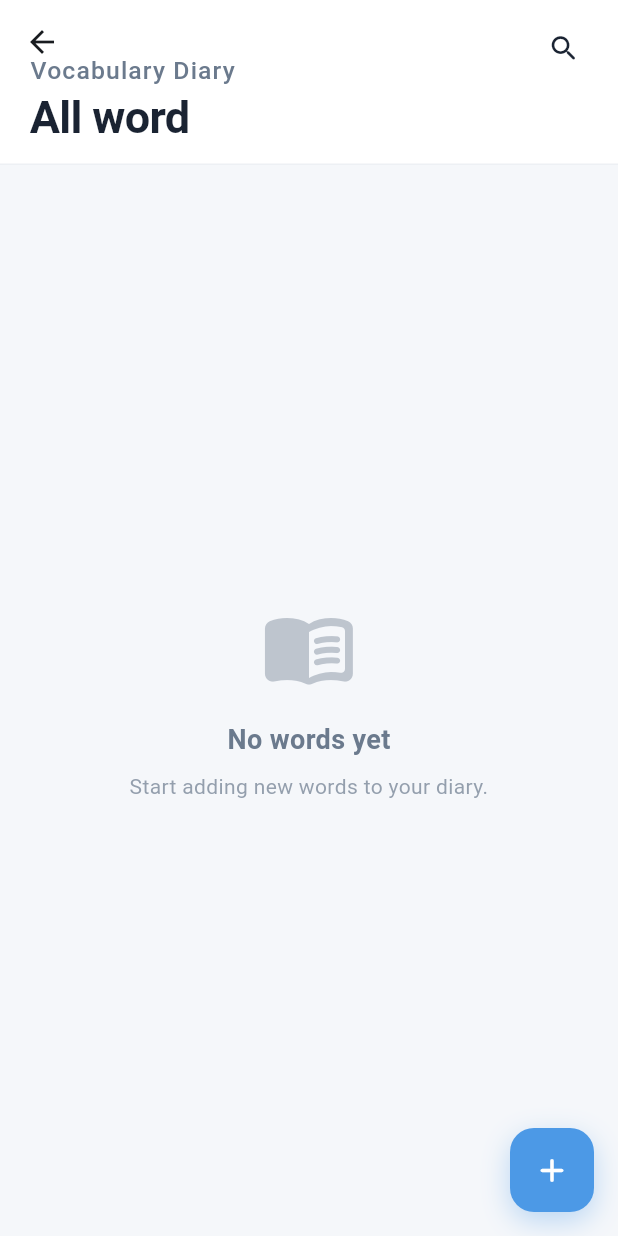
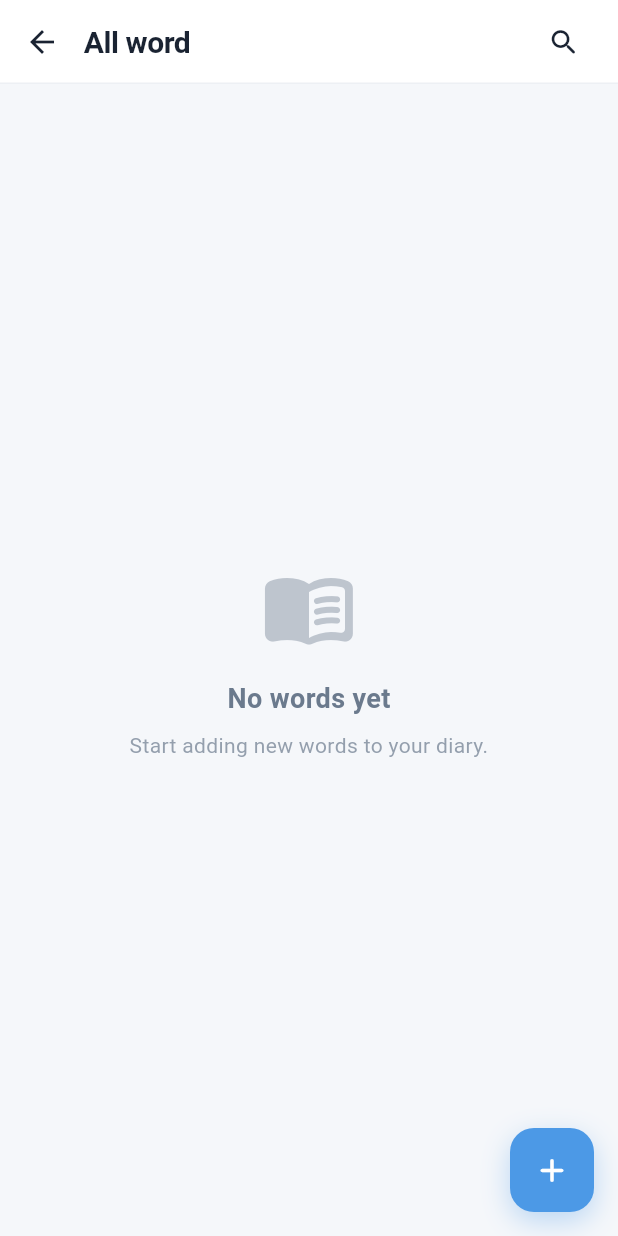
Before and after one commit to Chinorra/diary_dictionary, a Flutter app: the screen it shows after launch, after a tap on "ALL WORDS", on a phone screen of 412 x 824 dp. Run offline on Flutter 3.47's test engine with Material 3 defaults, Android fonts, the phone set to English and light mode, and no system bars; our stand-ins replace bloc, dio, drift, equatable, flutter_bloc; accounts and stored records are empty; generated files the repository leaves out were written again; Roboto replaces fonts that are missing (Lexend).

Commit message:
update title

```diff
--- a/lib/feature/add_word/add_word_screen.dart
+++ b/lib/feature/add_word/add_word_screen.dart
@@ -104,15 +104,17 @@ class _AddWordViewState extends State<_AddWordView> {
             elevation: 0,
             surfaceTintColor: kSurface,
             iconTheme: const IconThemeData(color: kTextPrimary),
+            titleSpacing: 0,
             title: const Text(
               'Add New Word',
               style: TextStyle(
                 color: kTextPrimary,
-                fontSize: 18,
+                fontSize: 20,
                 fontWeight: FontWeight.w700,
-                letterSpacing: -0.2,
+                letterSpacing: -0.3,
               ),
             ),
+            shape: const Border(bottom: BorderSide(color: kDivider)),
           ),
           body: GestureDetector(
             behavior: HitTestBehavior.opaque,
--- a/lib/feature/all_word/all_word_screen.dart
+++ b/lib/feature/all_word/all_word_screen.dart
@@ -184,29 +184,14 @@ class _AllWordAppBar extends StatelessWidget {
         context.select<AllWordBloc, bool>((bloc) => bloc.state.searchVisible);
 
     return SliverAppBar(
-      expandedHeight: 110,
       pinned: true,
       backgroundColor: kSurface,
       elevation: 0,
       shadowColor: Colors.transparent,
       surfaceTintColor: kSurface,
-      flexibleSpace: const FlexibleSpaceBar(
-        titlePadding: EdgeInsets.only(left: 20, bottom: 14),
-        title: Column(
-          mainAxisAlignment: MainAxisAlignment.end,
-          crossAxisAlignment: CrossAxisAlignment.start,
-          children: [
-            Text(
-              'Vocabulary Diary',
-              style: TextStyle(
-                color: kTextSecondary,
-                fontSize: 11,
-                fontWeight: FontWeight.w500,
-                letterSpacing: 0.5,
-              ),
-            ),
-            SizedBox(height: 1),
-            Text(
+      iconTheme: const IconThemeData(color: kTextPrimary),
+      titleSpacing: 0,
+      title: const Text(
         'All word',
         style: TextStyle(
           color: kTextPrimary,
@@ -215,19 +200,10 @@ class _AllWordAppBar extends StatelessWidget {
           letterSpacing: -0.3,
         ),
       ),
-          ],
-        ),
-        background: DecoratedBox(
-          decoration: BoxDecoration(
-            color: kSurface,
-            border: Border(bottom: BorderSide(color: kDivider)),
-          ),
-          child: SizedBox.expand(),
-        ),
-      ),
+      shape: const Border(bottom: BorderSide(color: kDivider)),
       actions: [
         Padding(
-          padding: const EdgeInsets.only(right: 12, top: 8),
+          padding: const EdgeInsets.only(right: 12),
           child: IconButton(
             tooltip: searchVisible ? 'Close search' : 'Search words',
             icon: Icon(
--- a/lib/feature/word_detail/word_detail_screen.dart
+++ b/lib/feature/word_detail/word_detail_screen.dart
@@ -128,15 +128,17 @@ class _WordDetailViewState extends State<_WordDetailView> {
             elevation: 0,
             surfaceTintColor: kSurface,
             iconTheme: const IconThemeData(color: kTextPrimary),
+            titleSpacing: 0,
             title: const Text(
               'Word Detail',
               style: TextStyle(
                 color: kTextPrimary,
-                fontSize: 18,
+                fontSize: 20,
                 fontWeight: FontWeight.w700,
-                letterSpacing: -0.2,
+                letterSpacing: -0.3,
               ),
             ),
+            shape: const Border(bottom: BorderSide(color: kDivider)),
           ),
           body: SafeArea(
             child: SingleChildScrollView(
```
Also changed, not shown: lib/feature/category/category_screen.dart (+3 -28 lines), lib/feature/single_category/single_category_screen.dart (+4 -29 lines), 2 other files. Lines whose indentation alone changed are shown as unchanged.
